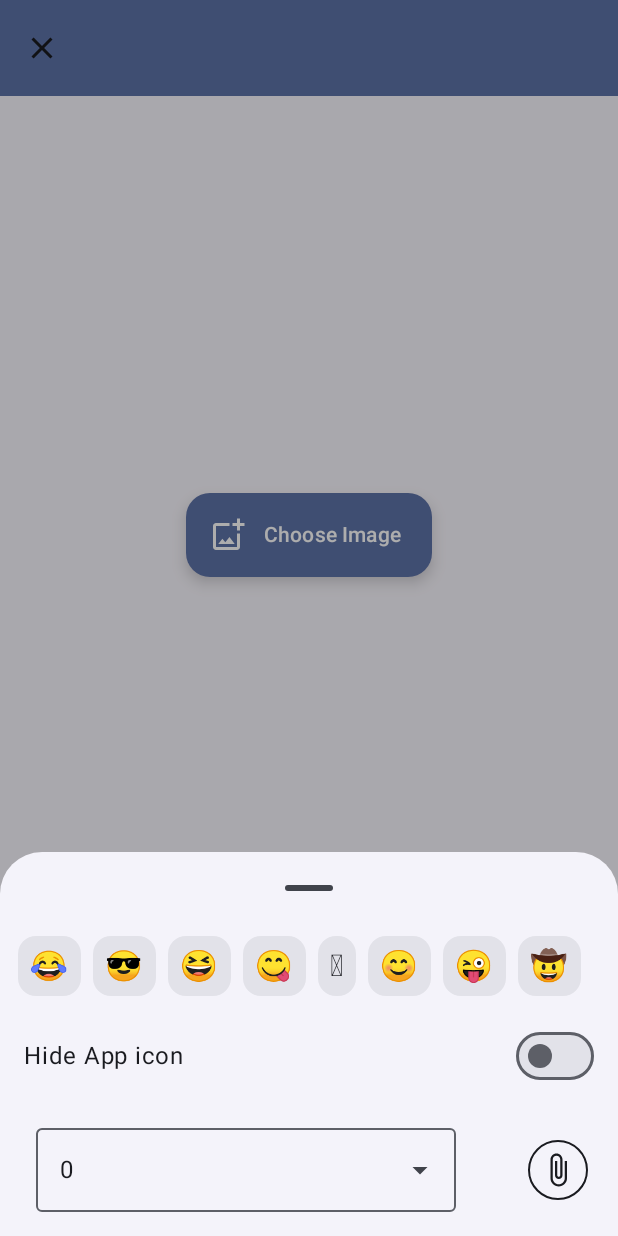
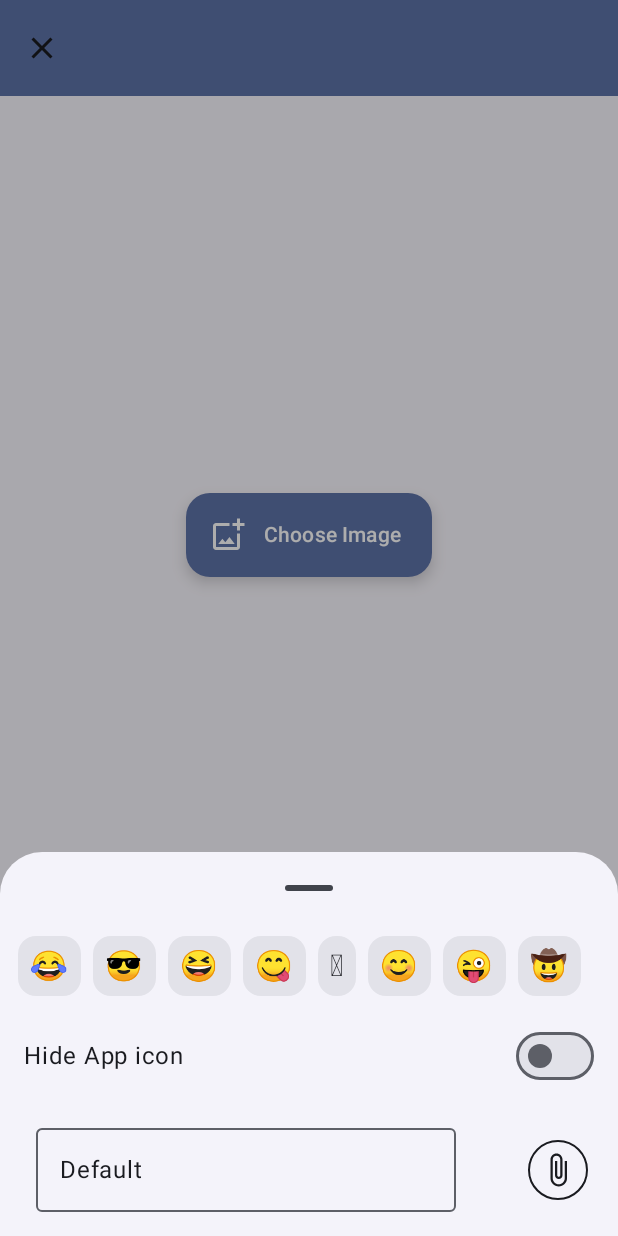
Before and after one commit to Steve-Mr/EmojiFace, an Android app built with Jetpack Compose: the screen it shows after launch (MainActivity), after a tap on "Settings", on a phone screen of 412 x 824 dp. Run offline under Robolectric (Android 15) with nearby library versions, the phone set to English and light mode, and no system bars; our stand-ins replace Dagger/Hilt's generated code, livedata-compose; libraries missing offline, so code that uses them is left out: ai.onnxruntime, ai.onnxruntime.extensions.

Commit message:
custom emoji font and manage font

```diff
--- /dev/null
+++ b/app/src/main/java/top/maary/emojiface/Constants.kt
@@ -0,0 +1,5 @@
+package top.maary.emojiface
+
+object Constants {
+    const val DEFAULT_FONT_MARKER = "DEFAULT"
+}
--- a/app/src/main/java/top/maary/emojiface/EmojiViewModel.kt
+++ b/app/src/main/java/top/maary/emojiface/EmojiViewModel.kt
@@ -12,11 +12,15 @@ import android.graphics.BitmapFactory
 import android.graphics.Canvas
 import android.graphics.Color
 import android.graphics.Paint
+import android.graphics.Typeface
 import android.net.Uri
 import android.os.Environment
 import android.provider.MediaStore
+import android.provider.OpenableColumns
 import android.util.Log
 import android.widget.Toast
+import androidx.compose.ui.text.font.Font
+import androidx.compose.ui.text.font.FontFamily
 import androidx.core.content.FileProvider
 import androidx.lifecycle.LiveData
 import androidx.lifecycle.MutableLiveData
@@ -32,15 +36,18 @@ import kotlinx.coroutines.flow.launchIn
 import kotlinx.coroutines.flow.onEach
 import kotlinx.coroutines.launch
 import kotlinx.coroutines.withContext
+import top.maary.emojiface.Constants.DEFAULT_FONT_MARKER
 import java.io.ByteArrayInputStream
 import java.io.ByteArrayOutputStream
 import java.io.File
 import java.io.FileOutputStream
 import java.io.IOException
 import java.io.InputStream
+import java.nio.file.Paths
 import java.text.BreakIterator
 import java.util.Locale
 import javax.inject.Inject
+import kotlin.random.Random
 
 @HiltViewModel
 class EmojiViewModel @Inject constructor(
@@ -62,12 +69,28 @@ class EmojiViewModel @Inject constructor(
     private val _iconHideState = MutableLiveData<Boolean>()
     val iconHideState: MutableLiveData<Boolean> = _iconHideState
 
+    private val _fontList = MutableLiveData<List<String>>()
+    val fontList: MutableLiveData<List<String>> = _fontList
+
+    private val _selectedFont = MutableLiveData<String>()
+    val selectedFont: MutableLiveData<String> = _selectedFont
+
+    private val _font = MutableLiveData<FontFamily>()
+    val font: MutableLiveData<FontFamily> = _font
+
     init {
         preferenceRepository.emojiOptionsFlow.onEach {
             _emojiList.value = it
         }.launchIn(viewModelScope)
         preferenceRepository.isIconHide.onEach {
             _iconHideState.value = it
+        }.launchIn(viewModelScope)
+        preferenceRepository.fontsList.onEach {
+            _fontList.value = it
+        }.launchIn(viewModelScope)
+        preferenceRepository.selectedFont.onEach {
+            _selectedFont.value = it
+            _font.value = this.loadFontFromPath(it)
         }.launchIn(viewModelScope)
     }
 
@@ -106,7 +129,6 @@ class EmojiViewModel @Inject constructor(
     }
 
     fun updateEmojiList(emojis: String) {
-        Log.v("FACEMOJI", emojis)
         if (emojis.isEmpty()) {
             resetEmojiList()
             return
@@ -241,6 +263,122 @@ class EmojiViewModel @Inject constructor(
         return _emojiList.value!!.random()
     }
 
+    fun copyFontToInternal(uri: Uri) {
+        viewModelScope.launch {
+            val contentResolver = application.contentResolver
+
+            // 从 URI 中获取文件名
+            val originalFileName = getFileNameFromUri(uri)
+
+            // 提取扩展名（包括点）
+            var extension = originalFileName.substringAfterLast('.', "")
+            val fileNameWithoutExtension = originalFileName.substringBeforeLast('.')
+            if (extension.isNotEmpty()) {
+                extension = ".$extension"
+            }
+
+            // 定义支持的字体扩展名
+            val supportedExtensions = listOf(".ttf", ".otf")
+            // 如果提取不到有效扩展名，则根据 MIME 类型推断；否则，若不支持则可选择默认扩展名或拒绝处理
+            if (extension.isEmpty() || extension !in supportedExtensions) {
+                extension = ".ttf"
+            }
+
+            val fileName = "${fileNameWithoutExtension}_${generateShortUniqueId()}$extension"
+            val destFile = File(application.filesDir, fileName)
+
+            contentResolver.openInputStream(uri)?.use { inputStream ->
+                FileOutputStream(destFile).use { outputStream ->
+                    inputStream.copyTo(outputStream)
+                }
+            }
+
+            // 复制完成后，将新字体路径存入 Preference 或其他存储方案中
+            preferenceRepository.addFont(destFile.absolutePath)
+        }
+    }
+
+    fun removeFontFromInternal(filePath: String) {
+        viewModelScope.launch {
+            withContext(Dispatchers.IO) {
+                val file = File(filePath)
+                if (file.exists()) {
+                    if (filePath == _selectedFont.value) {
+                        preferenceRepository.setSelectedFont(DEFAULT_FONT_MARKER)
+                    }
+                    val deleted = file.delete()
+                    if (deleted) {
+                        preferenceRepository.removeFont(filePath)
+                    }
+                }
+            }
+        }
+    }
+
+    private fun getFileNameFromUri(uri: Uri): String {
+        application.contentResolver.query(uri, null, null, null, null)?.use { cursor ->
+            val nameIndex = cursor.getColumnIndex(OpenableColumns.DISPLAY_NAME)
+            if (nameIndex != -1) {
+                cursor.moveToFirst()
+                return cursor.getString(nameIndex)
+            }
+        }
+        return ""
+    }
+
+    private fun generateShortUniqueId(): String {
+        val timestamp = System.currentTimeMillis() / 1000 // 秒级时间戳
+        val random = Random.nextInt(1000) // 0-999 随机数
+        return String.format("%03d%03d", timestamp % 1000, random) // 格式化为 6 位数字
+    }
+
+    // 用户选择 Dropdown 中的字体时调用
+    fun onFontSelected(selectedIndex: Int) {
+        val font = fontList.value.getOrNull(selectedIndex) ?: DEFAULT_FONT_MARKER
+        viewModelScope.launch {
+            preferenceRepository.setSelectedFont(font)
+        }
+    }
+
+    private fun loadFontFromPath(filePath: String?): FontFamily? {
+        if (filePath.isNullOrEmpty()) return null
+        val file = File(filePath)
+        if (file.exists()) {
+            try {
+                return FontFamily(Font(file = file))
+            } catch (e: Exception) {
+                e.printStackTrace()
+                return null
+            }
+        }
+        return null
+    }
+
+    fun getTypeFaceFromPath(filePath: String?): Typeface? {
+        if (filePath.isNullOrEmpty()) return null
+        val file = File(filePath)
+        if (file.exists()) {
+            try {
+                return Typeface.createFromFile(file)
+            } catch (e: Exception) {
+                e.printStackTrace()
+                return null
+            }
+        }
+        return null
+    }
+
+    fun getFileNameWithoutExtensionUsingPath(filePath: String): String {
+        val path = Paths.get(filePath)
+        val fileName = path.fileName.toString()
+        val dotIndex = fileName.lastIndexOf(".")
+        return if (dotIndex == -1) {
+            fileName
+        } else {
+            fileName.substring(0, dotIndex)
+        }
+    }
+
 
     /**
      * 对传入的 Bitmap 根据检测结果绘制 emoji，并构造 EmojiDetection 列表
@@ -291,7 +429,9 @@ class EmojiViewModel @Inject constructor(
             val emojiDetection = EmojiDetection(xCenter, yCenter, diameter, angle, chosenEmoji)
             selectedEmojiList.add(emojiDetection)
 
-            drawEmoji(canvas, xCenter, yCenter, diameter, angle, chosenEmoji, emojiPaint)
+            val typeface = getTypeFaceFromPath(_selectedFont.value)
+
+            drawEmoji(canvas, xCenter, yCenter, diameter, angle, chosenEmoji, emojiPaint, typeface)
         }
 
         _selectedEmojis.postValue(selectedEmojiList)
@@ -335,8 +475,10 @@ class EmojiViewModel @Inject constructor(
             color = Color.BLACK
             textAlign = Paint.Align.CENTER
         }
+        val typeface = getTypeFaceFromPath(_selectedFont.value)
+
         emojiDetections.forEach { ed ->
-            drawEmoji(canvas, ed.xCenter, ed.yCenter, ed.diameter, ed.angle, ed.emoji, emojiPaint)
+            drawEmoji(canvas, ed.xCenter, ed.yCenter, ed.diameter, ed.angle, ed.emoji, emojiPaint, typeface)
         }
         return mutableBitmap
     }
@@ -355,9 +497,11 @@ class EmojiViewModel @Inject constructor(
         diameter: Float,
         rotationAngle: Float,
         emoji: String,
-        paint: Paint
+        paint: Paint,
+        typeface: Typeface?
     ) {
         paint.textSize = diameter
+        paint.setTypeface(typeface)
         canvas.save()
         canvas.rotate(rotationAngle, centerX, centerY)
         canvas.drawText(emoji, centerX, centerY - (paint.ascent() + paint.descent()) / 2, paint)
--- a/app/src/main/java/top/maary/emojiface/PreferenceRepository.kt
+++ b/app/src/main/java/top/maary/emojiface/PreferenceRepository.kt
@@ -8,6 +8,7 @@ import dagger.hilt.android.qualifiers.ApplicationContext
 import kotlinx.coroutines.flow.Flow
 import kotlinx.coroutines.flow.map
 import kotlinx.serialization.json.Json
+import top.maary.emojiface.Constants.DEFAULT_FONT_MARKER
 import javax.inject.Inject
 
 val Context.dataStore: DataStore<Preferences> by preferencesDataStore(
@@ -21,6 +22,8 @@ class PreferenceRepository @Inject constructor(@ApplicationContext context: Cont
         // 定义默认的 emoji 列表
         val DEFAULT_EMOJI_LIST = listOf("😂", "😎", "😆", "😋", "🫡", "😊", "😜", "🤠")
         val IS_ICON_HIDE = booleanPreferencesKey("hide_app_icon")
+        val SELECTED_FONT = stringPreferencesKey("selected_font")
+        val FONT_LIST = stringPreferencesKey("font_list")
     }
 
     // 从 DataStore 中读取 emoji 列表（以逗号分隔存储）
@@ -49,4 +52,50 @@ class PreferenceRepository @Inject constructor(@ApplicationContext context: Cont
             preferences[IS_ICON_HIDE] = state
         }
     }
+
+    // 添加字体，若列表中不存在则添加
+    suspend fun addFont(fontPath: String) {
+        dataStore.edit { prefs ->
+            val currentFonts = prefs[FONT_LIST]?.split(",")?.toMutableList() ?: mutableListOf()
+            if (fontPath !in currentFonts) {
+                currentFonts.add(fontPath)
+            }
+            prefs[FONT_LIST] = currentFonts.joinToString(",")
+        }
+    }
+
+    suspend fun removeFont(fontPath: String) {
+        dataStore.edit { prefs ->
+            val currentFonts = prefs[FONT_LIST]?.split(",")?.toMutableList() ?: mutableListOf()
+            if (fontPath in currentFonts) {
+                currentFonts.remove(fontPath)
+            }
+            prefs[FONT_LIST] = currentFonts.joinToString(",")
+        }
+    }
+
+    // 设置用户选择的字体。默认值用 FontConstants.DEFAULT_FONT_MARKER
+    suspend fun setSelectedFont(font: String) {
+        dataStore.edit { prefs ->
+            prefs[SELECTED_FONT] = font
+        }
+    }
+
+    // 读取字体列表时，在最前面加入默认字体标识
+    val fontsList: Flow<List<String>> = dataStore.data.map { prefs ->
+        val storedFonts = prefs[FONT_LIST]
+            ?.split(",")
+            ?.filter { it.isNotEmpty() }
+            ?: listOf()
+        listOf(DEFAULT_FONT_MARKER) + storedFonts
+    }
+
+    // 当前选中的字体 Flow，默认值为 DEFAULT_FONT_MARKER
+    val selectedFont: Flow<String> = dataStore.data.map { prefs ->
+        if (prefs[SELECTED_FONT]?.let { prefs[FONT_LIST]?.contains(it) } == true) {
+            prefs[SELECTED_FONT] ?: DEFAULT_FONT_MARKER
+        }else {
+            DEFAULT_FONT_MARKER
+        }
+    }
 }
--- a/app/src/main/java/top/maary/emojiface/ui/components/EditScreen.kt
+++ b/app/src/main/java/top/maary/emojiface/ui/components/EditScreen.kt
@@ -2,6 +2,7 @@ package top.maary.emojiface.ui.components
 
 import android.app.Activity
 import android.content.Intent
+import android.graphics.Typeface
 import android.net.Uri
 import android.os.Build
 import android.os.Parcelable
@@ -34,6 +35,7 @@ import androidx.compose.material.icons.outlined.AttachFile
 import androidx.compose.material.icons.outlined.Close
 import androidx.compose.material.icons.outlined.DeleteSweep
 import androidx.compose.material.icons.outlined.Done
+import androidx.compose.material.icons.outlined.RemoveCircleOutline
 import androidx.compose.material.icons.outlined.Settings
 import androidx.compose.material.icons.rounded.SaveAlt
 import androidx.compose.material3.AlertDialog
@@ -79,11 +81,14 @@ import androidx.compose.ui.input.pointer.pointerInput
 import androidx.compose.ui.layout.onGloballyPositioned
 import androidx.compose.ui.platform.LocalContext
 import androidx.compose.ui.res.stringResource
+import androidx.compose.ui.text.TextStyle
+import androidx.compose.ui.text.font.FontFamily
 import androidx.compose.ui.tooling.preview.Preview
 import androidx.compose.ui.unit.IntSize
 import androidx.compose.ui.unit.dp
 import androidx.compose.ui.unit.sp
 import androidx.lifecycle.viewmodel.compose.viewModel
+import top.maary.emojiface.Constants.DEFAULT_FONT_MARKER
 import top.maary.emojiface.EmojiDetection
 import top.maary.emojiface.EmojiViewModel
 import top.maary.emojiface.R
@@ -110,30 +115,30 @@ fun SettingsButton(onClick: () -> Unit) {
 }
 
 @Composable
-fun EmojiCard(emoji: String, onClick: () -> Unit, clickable: Boolean = true) {
+fun EmojiCard(emoji: String, onClick: () -> Unit, clickable: Boolean = true, fontFamily: FontFamily? = null) {
     Card(
         modifier = Modifier
             .wrapContentHeight()
             .padding(horizontal = 8.dp, vertical = 16.dp)
             .clickable(enabled = clickable) { onClick() }  // 添加点击事件
     ) {
-        Text(text = emoji, fontSize = 60.sp)
+        Text(text = emoji, fontSize = 60.sp, fontFamily = fontFamily)
     }
 }
 
 @Composable
-fun EmojiCardSmall(emoji: String, onClick: () -> Unit) {
+fun EmojiCardSmall(emoji: String, onClick: () -> Unit, fontFamily: FontFamily? = null) {
     Card(
         modifier = Modifier
             .wrapContentHeight()
             .padding(horizontal = 4.dp)
             .clickable { onClick() }
     ) {
-        Log.v("FACEMOJI", emoji)
         Text(
             text = emoji,
             fontSize = 20.sp,
-            modifier = Modifier.padding(8.dp)
+            modifier = Modifier.padding(8.dp),
+            fontFamily = fontFamily
         )
     }
 }
@@ -142,16 +147,17 @@ fun EmojiCardSmall(emoji: String, onClick: () -> Unit) {
 @Composable
 fun EmojiRow(
     emojiDetections: List<EmojiDetection>,
+    fontFamily: FontFamily?,
     onEmojiClick: (Int, EmojiDetection) -> Unit,
     onAddClick: () -> Unit,
     addClickable: Boolean
 ) {
     LazyRow {
         itemsIndexed(emojiDetections) { index, item ->
-            EmojiCard(emoji = item.emoji, onClick = { onEmojiClick(index, item) })
+            EmojiCard(emoji = item.emoji, onClick = { onEmojiClick(index, item) }, fontFamily = fontFamily)
         }
         item {
-            EmojiCard(emoji = "➕", onClick = { onAddClick() }, clickable = addClickable)
+            EmojiCard(emoji = "➕", onClick = { onAddClick() }, clickable = addClickable, fontFamily = fontFamily)
         }
     }
 }
@@ -165,17 +171,18 @@ fun ResultImg(modifier: Modifier, bitmap: ImageBitmap, description: String) {
 @Composable
 fun PredefinedEmojiSettings(
     emojiOptions: List<String>,
-    onClick: () -> Unit
+    onClick: () -> Unit,
+    fontFamily: FontFamily? = null
 ) {
     LazyRow(modifier = Modifier.padding(vertical = 8.dp, horizontal = 8.dp)) {
         itemsIndexed(emojiOptions) { _, emoji ->
-            EmojiCardSmall(emoji = emoji) { onClick() }
+            EmojiCardSmall(emoji = emoji, onClick = onClick, fontFamily = fontFamily)
         }
     }
 }
 
 @Composable
-fun EditEmojiList(emojiOptions: List<String>, onClick: (String) -> Unit) {
+fun EditEmojiList(emojiOptions: List<String>, onClick: (String) -> Unit, fontFamily: FontFamily? = null) {
     var text by remember { mutableStateOf(emojiOptions.joinToString(separator = ""))}
     OutlinedTextField(
         modifier = Modifier.fillMaxWidth().padding(horizontal = 8.dp),
@@ -185,7 +192,8 @@ fun EditEmojiList(emojiOptions: List<String>, onClick: (String) -> Unit) {
                 Icon(Icons.Outlined.Done, stringResource(R.string.done))
             }
         },
-        onValueChange = { text = it }
+        onValueChange = { text = it },
+        textStyle = TextStyle(fontFamily = fontFamily)
     )
 }
 
@@ -217,7 +225,8 @@ fun DropdownItem(
     modifier: Modifier,
     options: MutableList<String>,
     position: Int,
-    onItemClicked: (Int) -> Unit
+    onItemClicked: (Int) -> Unit,
+    onItemActionClicked: (Int) -> Unit
 ) {
     var expanded by remember {
         mutableStateOf(false)
@@ -228,17 +237,24 @@ fun DropdownItem(
             modifier =
             Modifier.padding(8.dp),
             expanded = expanded,
-            onExpandedChange = { expanded = it },
+            onExpandedChange = {
+                if (options.size > 1) {
+                    expanded = it
+                } },
         ) {
             OutlinedTextField(
                 modifier = Modifier
                     .wrapContentWidth()
                     .menuAnchor(MenuAnchorType.PrimaryNotEditable),
-                value = options[position],//text,
+                value = if (options[position] == DEFAULT_FONT_MARKER) stringResource(R.string.default_font) else options[position],
                 onValueChange = {},
                 readOnly = true,
                 singleLine = true,
-                trailingIcon = { ExposedDropdownMenuDefaults.TrailingIcon(expanded = expanded) },
+                trailingIcon = {
+                    if (options.size > 1) {
+                        ExposedDropdownMenuDefaults.TrailingIcon(expanded = expanded)
+                    }
+                },
             )
             ExposedDropdownMenu(
                 modifier = Modifier.wrapContentWidth(),
@@ -254,6 +270,13 @@ fun DropdownItem(
                             onItemClicked(options.indexOf(option))
                         },
                         contentPadding = ExposedDropdownMenuDefaults.ItemContentPadding,
+                        trailingIcon = {
+                            if (options.indexOf(option) != 0) {
+                                IconButton(onClick = { onItemActionClicked(options.indexOf(option)) }) {
+                                    Icon(Icons.Outlined.RemoveCircleOutline, stringResource(R.string.remove_font))
+                                }
+                            }
+                        }
                     )
                 }
             }
@@ -266,7 +289,8 @@ fun DropdownRow(
     options: MutableList<String>,
     position: Int,
     onItemClicked: (Int) -> Unit,
-    onAddClick: () -> Unit
+    onAddClick: () -> Unit,
+    onRemoveClick: (Int) -> Unit
 ) {
     Row(
         modifier =
@@ -278,7 +302,7 @@ fun DropdownRow(
     ) {
         DropdownItem(
             modifier = Modifier.weight(1f), options = options,
-            position = position, onItemClicked = onItemClicked
+            position = position, onItemClicked = onItemClicked, onItemActionClicked = onRemoveClick
         )
         OutlinedIconButton(onClick = { onAddClick() }) {
             Icon(Icons.Outlined.AttachFile, stringResource(R.string.choose_font))
@@ -359,6 +383,14 @@ fun EditScreen(emojiViewModel: EmojiViewModel = viewModel()) {
         }
     }
 
+    val filePicker = rememberLauncherForActivityResult(
+        contract = ActivityResultContracts.OpenDocument()
+    ) { uri ->
+        uri?.let {
+            emojiViewModel.copyFontToInternal(it)
+        }
+    }
+
     // 控制弹窗显示的状态
     var showDialog by remember { mutableStateOf(false) }
     var selectedIndex by remember { mutableStateOf(-1) }
@@ -384,6 +416,14 @@ fun EditScreen(emojiViewModel: EmojiViewModel = viewModel()) {
 
     val hideAppIcon by emojiViewModel.iconHideState.observeAsState(false)
 
+    val fontList by emojiViewModel.fontList.observeAsState()
+    val selectedFont by emojiViewModel.selectedFont.observeAsState()
+
+    Log.v("FACEMOJI", "selected: ${selectedFont}")
+    Log.v("FACEMOJI", "selected: ${fontList}")
+
+//    val fontFamily by remember { mutableStateOf(emojiViewModel.loadFontFromPath(selectedFont)) }
+    val fontFamily by emojiViewModel.font.observeAsState()
     Scaffold(
         modifier = Modifier.nestedScroll(scrollBehavior.nestedScrollConnection),
 
@@ -496,7 +536,8 @@ fun EditScreen(emojiViewModel: EmojiViewModel = viewModel()) {
                 onAddClick = {
                     selectedIndex = -1
                     isAddMode = true
-                })
+                },
+                fontFamily = fontFamily)
             Row(
                 horizontalArrangement = Arrangement.SpaceBetween,
                 modifier = Modifier.fillMaxWidth()
@@ -528,12 +569,13 @@ fun EditScreen(emojiViewModel: EmojiViewModel = viewModel()) {
                     OutlinedTextField(
                         value = newEmoji,
                         onValueChange = { newEmoji = it },
-                        label = { Text("新 Emoji") }
+                        label = { Text("新 Emoji")},
+                        textStyle = TextStyle(fontFamily = fontFamily)
                     )
                     // 预置 emoji 选择行
                     LazyRow(modifier = Modifier.padding(vertical = 8.dp)) {
                         itemsIndexed(emojiList!!) { _, emoji ->
-                            EmojiCardSmall(emoji = emoji, onClick = { newEmoji = emoji })
+                            EmojiCardSmall(emoji = emoji, onClick = { newEmoji = emoji }, fontFamily = fontFamily)
                         }
                     }
                     Slider(
@@ -569,28 +611,33 @@ fun EditScreen(emojiViewModel: EmojiViewModel = viewModel()) {
             onDismissRequest = { showBottomSheet = false },
             sheetState = sheetState
         ) {
-//            SettingsConfirmationRow(onCancel = {}, onConfirm = {})
             if (!isEditingEmojiList) {
                 PredefinedEmojiSettings(
                     emojiOptions = emojiList!!,
                     onClick = {
                         isEditingEmojiList = true
-                    })
+                    },
+                    fontFamily = fontFamily)
             } else {
-                EditEmojiList(emojiList!!) {
-                    emojiViewModel.updateEmojiList(it)
-                    isEditingEmojiList = false
-                }
+                EditEmojiList(
+                    emojiOptions = emojiList!!,
+                    onClick = {
+                        emojiViewModel.updateEmojiList(it)
+                        isEditingEmojiList = false
+                    },
+                    fontFamily = fontFamily)
             }
 
             HomeSwitchRow(state = hideAppIcon, onCheckedChange = { isChecked ->
                 emojiViewModel.toggleLauncherIcon(isChecked)
             })
             DropdownRow(
-                options = mutableListOf("0", "1", "2"),
-                position = 0,
-                onItemClicked = {},
-                onAddClick = {})
+                options = (fontList!!.map { font ->
+                    emojiViewModel.getFileNameWithoutExtensionUsingPath(font) }).toMutableList(),
+                position = fontList!!.indexOf(selectedFont),
+                onItemClicked = { emojiViewModel.onFontSelected(it) },
+                onAddClick = { filePicker.launch(arrayOf("application/octet-stream", "font/*")) },
+                onRemoveClick = { emojiViewModel.removeFontFromInternal(fontList!![it])})
         }
     }
 }
--- a/app/src/main/res/values/strings.xml
+++ b/app/src/main/res/values/strings.xml
@@ -14,4 +14,6 @@
     <string name="cancel">Cancel</string>
     <string name="ok">Ok</string>
     <string name="done">Done</string>
+    <string name="default_font">Default</string>
+    <string name="remove_font">Remove this font</string>
 </resources>
```
